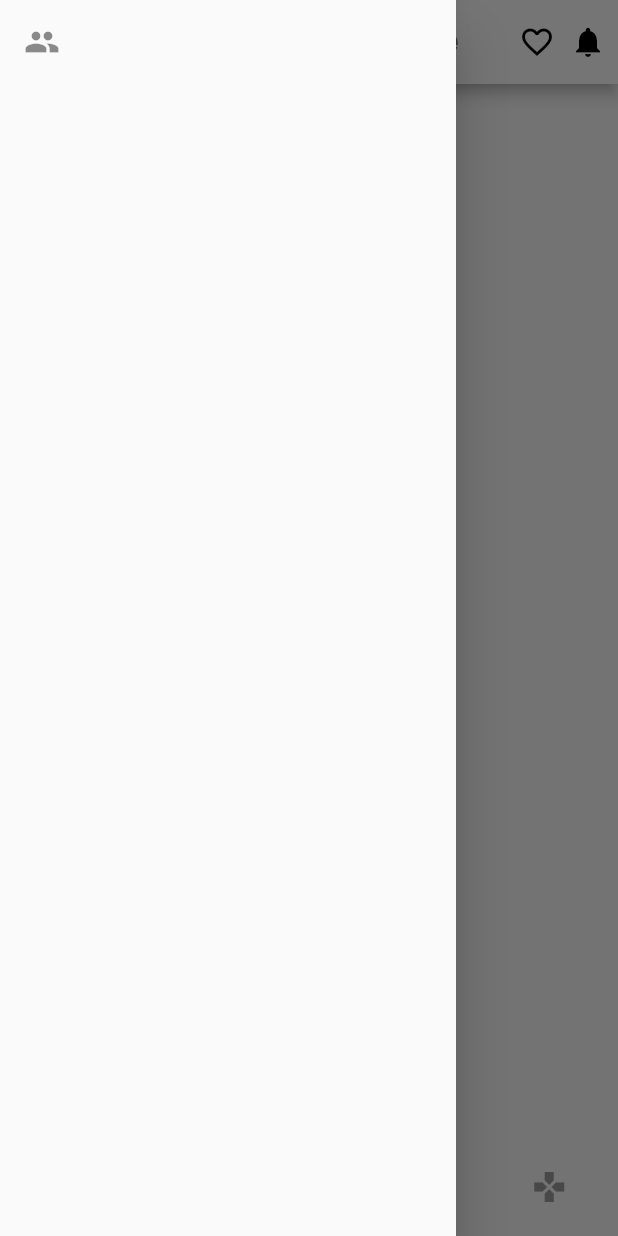
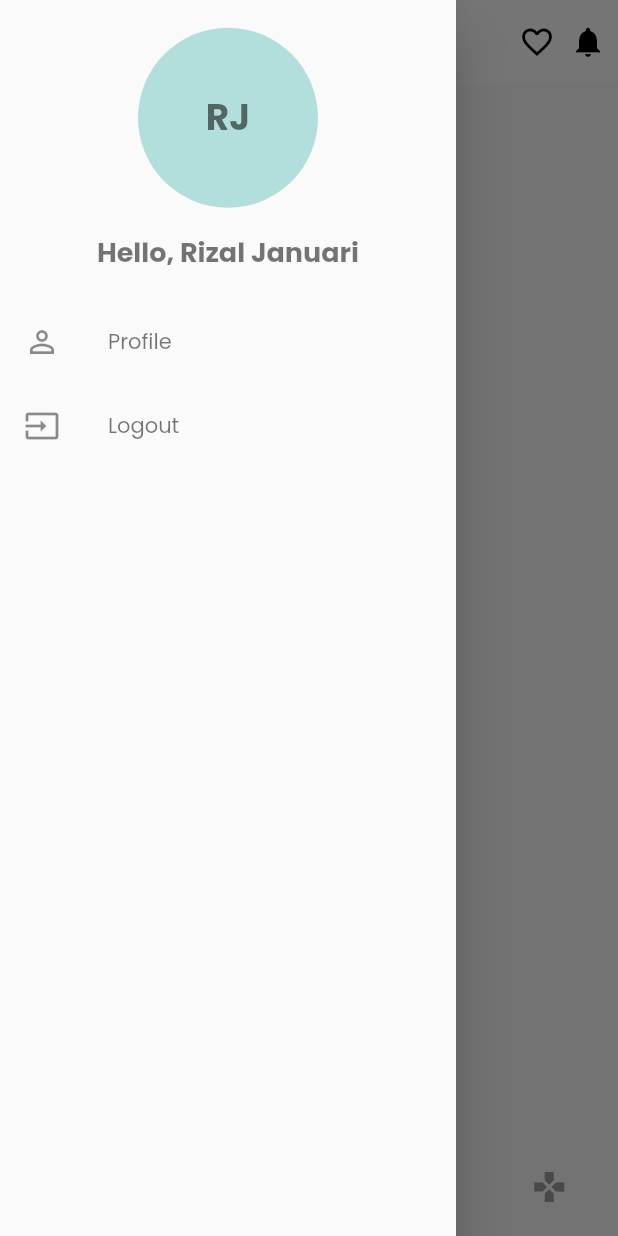
Before and after one commit to rizaljanuari/Shoe-Commerce, a Flutter app: the screen it shows after launch, item 2 of the bottom bar chosen, with the side drawer open, on a phone screen of 412 x 824 dp. Run offline on Flutter 3.47's test engine with Material 2 defaults, Android fonts, the phone set to English and light mode, and no system bars; our stand-ins replace carousel_slider; missing offline and left inert: floating_search_bar.

```diff
--- a/lib/main.dart
+++ b/lib/main.dart
@@ -22,15 +22,16 @@ class MyApp extends StatelessWidget {
         // or simply save your changes to "hot reload" in a Flutter IDE).
         // Notice that the counter didn't reset back to zero; the application
         // is not restarted.
-        primarySwatch: Colors.blueGrey,
+        primarySwatch: Colors.teal,
         primaryColor: Colors.white,
-        accentColor: Colors.deepOrange,
+        accentColor: Colors.blueAccent,
 
         fontFamily: 'Poppins',
         textTheme: TextTheme(
-          headline1: TextStyle(fontSize: 24, fontWeight: FontWeight.bold),
-          headline2: TextStyle(fontSize: 16, fontWeight: FontWeight.w300),
-          headline3: TextStyle(fontSize: 12),
+          headline1: TextStyle(fontSize: 24, fontWeight: FontWeight.bold, fontFamily: 'Poppins'),
+          headline2: TextStyle(fontSize: 18, fontWeight: FontWeight.w600, fontFamily: 'Poppins'),
+          headline3: TextStyle(fontSize: 14, fontFamily: 'Poppins', fontWeight: FontWeight.w200),
+          headline4: TextStyle(fontSize: 12, fontFamily: 'Poppins'),
 
         ),
         // This makes the visual density adapt to the platform that you run
--- a/lib/screens/homescreen.dart
+++ b/lib/screens/homescreen.dart
@@ -26,10 +26,11 @@ class _HomeScreenState extends State<HomeScreen> {
     return Scaffold(
       appBar: AppBar(
         title: Text(
-          'ShoeCommerce',
+          'ShoeCo',
           style: Theme.of(context).textTheme.headline1,
         ),
         centerTitle: true,
+        elevation: 0,
         actions: [
           Padding(
             padding: EdgeInsets.all(8.0),
--- a/lib/widgets/bottom_nav.dart
+++ b/lib/widgets/bottom_nav.dart
@@ -31,7 +31,6 @@ class _BottomNavState extends State<BottomNav> {
         ),
       ],
       currentIndex: _selectedIndex,
-      selectedItemColor: Colors.amber[800],
       onTap: _onItemTapped,
     );
   }
--- a/lib/widgets/drawer.dart
+++ b/lib/widgets/drawer.dart
@@ -4,11 +4,44 @@ class SideDrawer extends StatelessWidget {
   @override
   Widget build(BuildContext context) {
     return SafeArea(
-          child: Drawer(
-        child: Container(
-          child: ListTile(
-            leading: Icon(Icons.people),
-          ),
+      child: Drawer(
+        child: Column(
+          children: [
+            Container(
+              height: 200,
+              child: Column(
+                mainAxisAlignment: MainAxisAlignment.center,
+                children: [
+                  CircleAvatar(
+                    radius: 60.0,
+                    child: Text('RJ',
+                        style: Theme.of(context).textTheme.headline1),
+                  ),
+                  SizedBox(height: 16),
+                  Text('Hello, Rizal Januari',
+                      style: Theme.of(context).textTheme.headline2),
+                ],
+              ),
+            ),
+            Column(
+              children: [
+                ListTile(
+                  leading: Icon(Icons.person_outline),
+                  title: Text(
+                    'Profile',
+                    style: Theme.of(context).textTheme.headline3,
+                  ),
+                ),
+                ListTile(
+                  leading: Icon(Icons.input),
+                  title: Text(
+                    'Logout',
+                    style: Theme.of(context).textTheme.headline3,
+                  ),
+                ),
+              ],
+            ),
+          ],
         ),
       ),
     );
```
Also changed, not shown: lib/screens/homepage.dart (+23 -13 lines), lib/widgets/carousel.dart (+5 -2 lines), lib/widgets/category.dart (added, +82 -0 lines), lib/widgets/search_bar.dart (+6 -3 lines), pubspec.yaml (+4 -15 lines), assets/icons/credit-card.png (added), assets/icons/data-security.png (added), assets/icons/mail.png (added), assets/icons/search.png (added), assets/icons/statistics.png (added).
